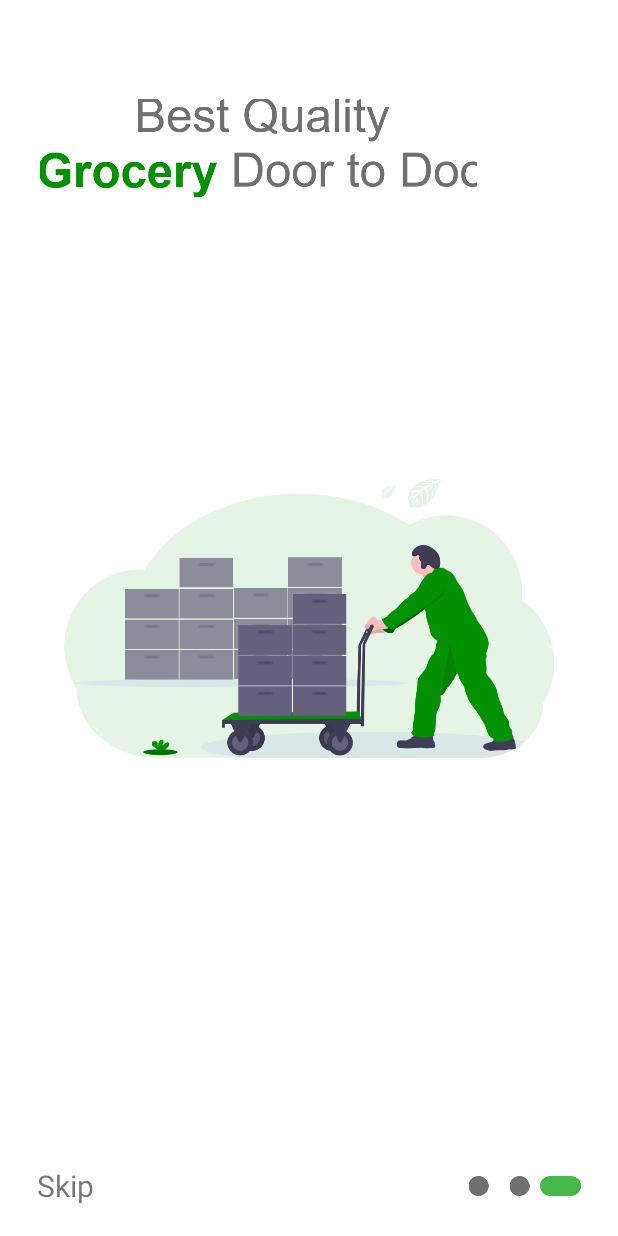
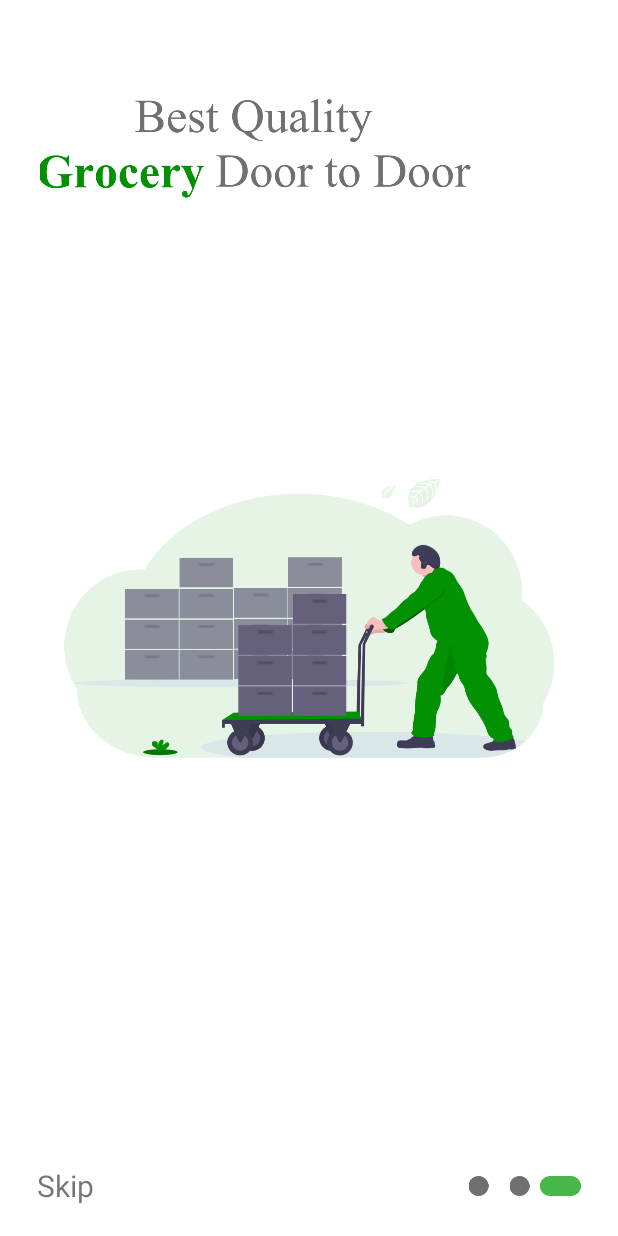
Before and after one commit to mehedii-hassan/DesignOneDemo, an Android app: the BestGroceryFragment screen opened through its navigation route, on a phone screen of 412 x 824 dp. Run offline under Robolectric (Android 15) with nearby library versions, the light colour scheme and no system bars; our stand-ins replace data binding.

Commit message:
updated and Screenshots added

```diff
--- a/app/src/main/res/layout/category_row_item.xml
+++ b/app/src/main/res/layout/category_row_item.xml
@@ -23,7 +23,7 @@
                 android:layout_width="17dp"
                 android:layout_height="16dp"
                 android:layout_margin="5dp"
-                android:src="@drawable/heart"
+                android:src="@drawable/heart_"
                 app:layout_constraintEnd_toEndOf="parent"
                 app:layout_constraintTop_toTopOf="parent" />
 
--- a/app/src/main/res/layout/fragment_best_grocery.xml
+++ b/app/src/main/res/layout/fragment_best_grocery.xml
@@ -23,7 +23,7 @@
             android:id="@+id/imageView"
             android:layout_width="@dimen/_295dp"
             android:layout_height="@dimen/_68dp"
-            android:src="@drawable/best_grocery"
+            android:src="@drawable/grocery"
             app:layout_constraintStart_toStartOf="@id/glStart"
             app:layout_constraintTop_toTopOf="@id/glTop" />
 
--- a/app/src/main/res/navigation/nav_graph.xml
+++ b/app/src/main/res/navigation/nav_graph.xml
@@ -3,7 +3,7 @@
     xmlns:app="http://schemas.android.com/apk/res-auto"
     xmlns:tools="http://schemas.android.com/tools"
     android:id="@+id/nav_graph"
-    app:startDestination="@id/homeFragment">
+    app:startDestination="@id/welcomeOneFragment">
 
     <fragment
         android:id="@+id/splashScreenFragment"
```
Also changed, not shown: app/src/main/res/drawable/grocery.png (added), app/src/main/res/drawable/heart_.png (added), 6 other files.
